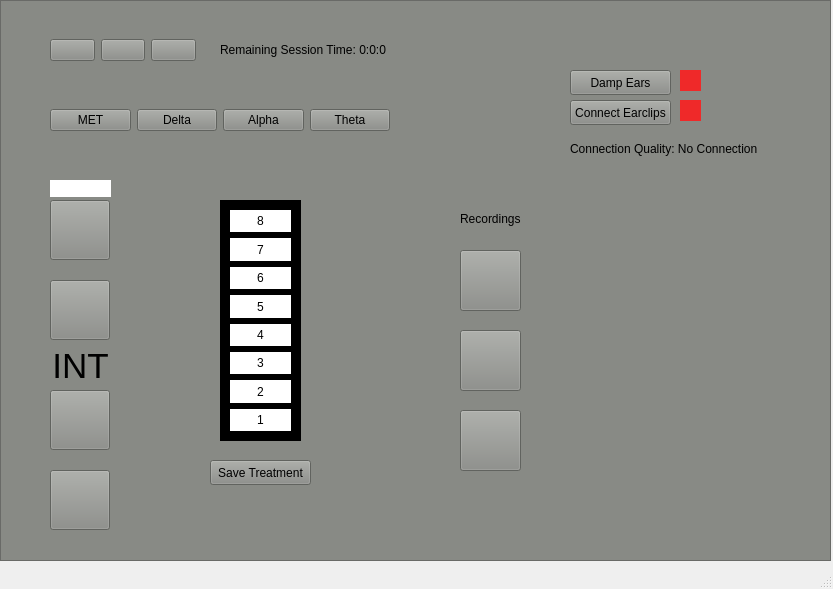
This is src/mainwindow.ui in tjpieroni/COMP3004_Project_W22 as Qt 5 draws it before an edit. The edited form follows.
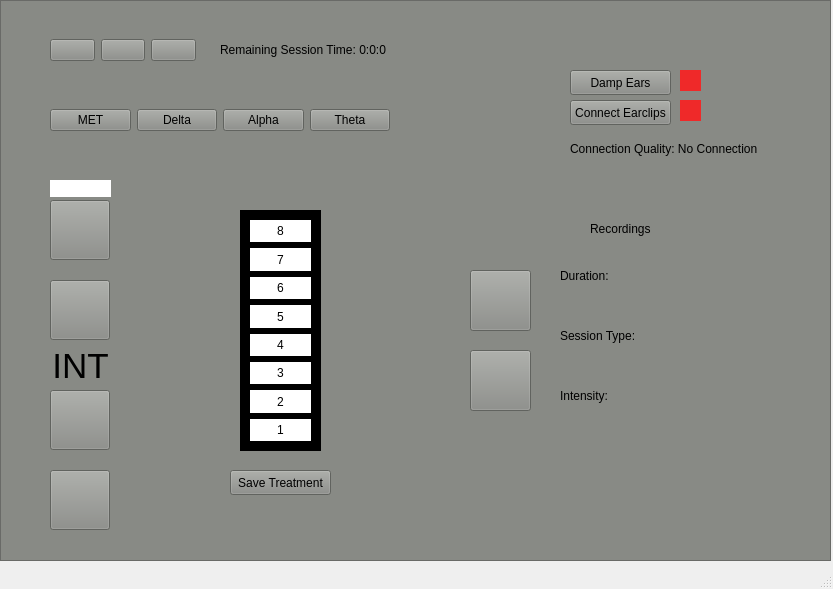
This is the edited form. Icons and pictures are not drawn.

Diff of the .ui file:
```diff
--- a/src/mainwindow.ui
+++ b/src/mainwindow.ui
@@ -227,8 +227,8 @@
     <widget class="QFrame" name="frame_2">
      <property name="geometry">
       <rect>
-       <x>220</x>
-       <y>200</y>
+       <x>240</x>
+       <y>210</y>
        <width>81</width>
        <height>241</height>
       </rect>
@@ -434,8 +434,8 @@
     <widget class="QPushButton" name="saveBtn">
      <property name="geometry">
       <rect>
-       <x>210</x>
-       <y>460</y>
+       <x>230</x>
+       <y>470</y>
        <width>101</width>
        <height>25</height>
       </rect>
@@ -531,8 +531,8 @@
     <widget class="QLabel" name="label_2">
      <property name="geometry">
       <rect>
-       <x>460</x>
-       <y>210</y>
+       <x>590</x>
+       <y>220</y>
        <width>71</width>
        <height>17</height>
       </rect>
@@ -544,8 +544,8 @@
     <widget class="QPushButton" name="previousRecording">
      <property name="geometry">
       <rect>
-       <x>460</x>
-       <y>250</y>
+       <x>470</x>
+       <y>270</y>
        <width>61</width>
        <height>61</height>
       </rect>
@@ -567,8 +567,8 @@
     <widget class="QPushButton" name="nextRecording">
      <property name="geometry">
       <rect>
-       <x>460</x>
-       <y>330</y>
+       <x>470</x>
+       <y>350</y>
        <width>61</width>
        <height>61</height>
       </rect>
@@ -587,27 +587,43 @@
       </size>
      </property>
     </widget>
-    <widget class="QPushButton" name="selectRecording">
+    <widget class="QLabel" name="recordingDuration">
      <property name="geometry">
       <rect>
-       <x>460</x>
-       <y>410</y>
-       <width>61</width>
-       <height>61</height>
+       <x>560</x>
+       <y>260</y>
+       <width>181</width>
+       <height>31</height>
       </rect>
      </property>
      <property name="text">
-      <string/>
+      <string>Duration: </string>
      </property>
-     <property name="icon">
-      <iconset>
-       <normaloff>checkMark.png</normaloff>checkMark.png</iconset>
+    </widget>
+    <widget class="QLabel" name="recordingSession">
+     <property name="geometry">
+      <rect>
+       <x>560</x>
+       <y>320</y>
+       <width>181</width>
+       <height>31</height>
+      </rect>
      </property>
-     <property name="iconSize">
-      <size>
-       <width>60</width>
-       <height>60</height>
-      </size>
+     <property name="text">
+      <string>Session Type: </string>
+     </property>
+    </widget>
+    <widget class="QLabel" name="recordingIntensity">
+     <property name="geometry">
+      <rect>
+       <x>560</x>
+       <y>380</y>
+       <width>181</width>
+       <height>31</height>
+      </rect>
+     </property>
+     <property name="text">
+      <string>Intensity:</string>
      </property>
     </widget>
    </widget>
```
Left out of the diff: 8 changed lines with no effect on the pictures.
